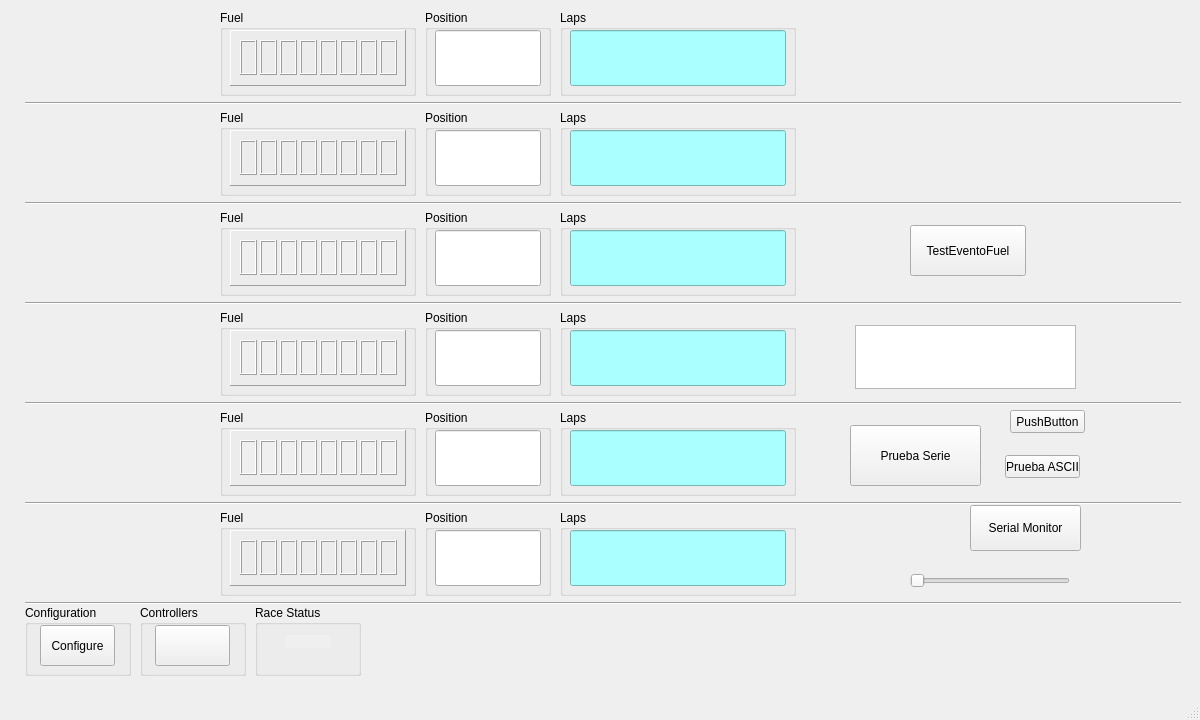
frechilla/qslotracing, file src/mainwindow.ui: the form before one commit.
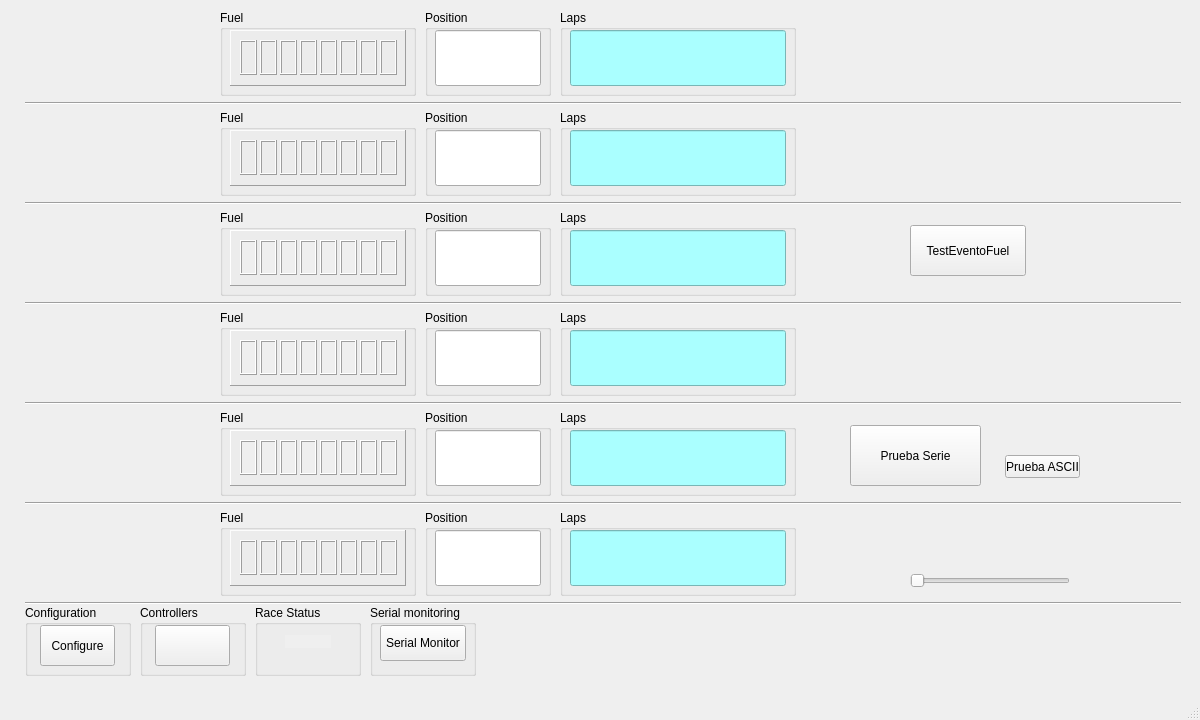
The form after the commit. Icons and pictures are not drawn.

Commit message: Controller packets decoded; Serial monitor upgrade in progress;

Diff of the .ui file:
```diff
--- a/src/mainwindow.ui
+++ b/src/mainwindow.ui
@@ -562,29 +562,6 @@
      <string>Prueba ASCII</string>
     </property>
    </widget>
-   <widget class="QTextEdit" name="EditLaps1">
-    <property name="geometry">
-     <rect>
-      <x>855</x>
-      <y>325</y>
-      <width>221</width>
-      <height>64</height>
-     </rect>
-    </property>
-   </widget>
-   <widget class="QPushButton" name="pushButton_2">
-    <property name="geometry">
-     <rect>
-      <x>1010</x>
-      <y>410</y>
-      <width>75</width>
-      <height>23</height>
-     </rect>
-    </property>
-    <property name="text">
-     <string>PushButton</string>
-    </property>
-   </widget>
    <widget class="QPushButton" name="pushButton_3">
     <property name="geometry">
      <rect>
@@ -598,19 +575,6 @@
      <string>Prueba Serie</string>
     </property>
    </widget>
-   <widget class="QPushButton" name="serial_monitor">
-    <property name="geometry">
-     <rect>
-      <x>970</x>
-      <y>505</y>
-      <width>111</width>
-      <height>46</height>
-     </rect>
-    </property>
-    <property name="text">
-     <string>Serial Monitor</string>
-    </property>
-   </widget>
    <widget class="QGroupBox" name="groupBox">
     <property name="geometry">
      <rect>
@@ -2080,6 +2044,32 @@
      </property>
     </widget>
    </widget>
+   <widget class="QGroupBox" name="groupBox_22">
+    <property name="geometry">
+     <rect>
+      <x>370</x>
+      <y>605</y>
+      <width>106</width>
+      <height>71</height>
+     </rect>
+    </property>
+    <property name="title">
+     <string>Serial monitoring</string>
+    </property>
+    <widget class="QPushButton" name="serial_monitor">
+     <property name="geometry">
+      <rect>
+       <x>10</x>
+       <y>20</y>
+       <width>86</width>
+       <height>36</height>
+      </rect>
+     </property>
+     <property name="text">
+      <string>Serial Monitor</string>
+     </property>
+    </widget>
+   </widget>
   </widget>
   <widget class="QMenuBar" name="menuBar">
    <property name="geometry">
```
Left out of the diff: 14 changed lines with no effect on the pictures. The commit also changes 7 other files.
